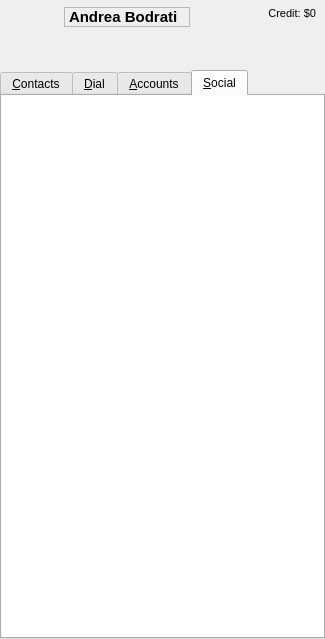
This is src/tools/yastuff/yamainwindow.ui in AlekSi/Jabbin as Qt 5 draws it before an edit. The edited form follows.
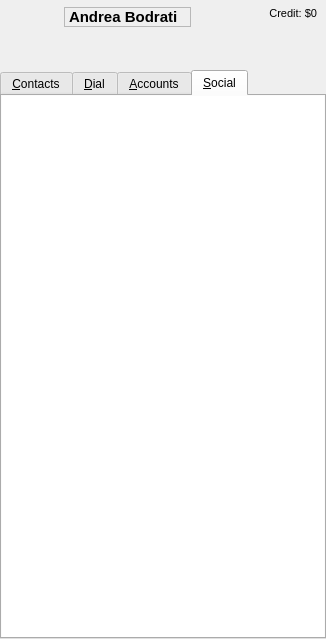
This is the edited form. Icons and pictures are not drawn. Custom widgets are drawn as their Qt base class.

```diff
--- a/src/tools/yastuff/yamainwindow.ui
+++ b/src/tools/yastuff/yamainwindow.ui
@@ -7,7 +7,7 @@
    <rect>
     <x>0</x>
     <y>0</y>
-    <width>325</width>
+    <width>326</width>
     <height>639</height>
    </rect>
   </property>
```
